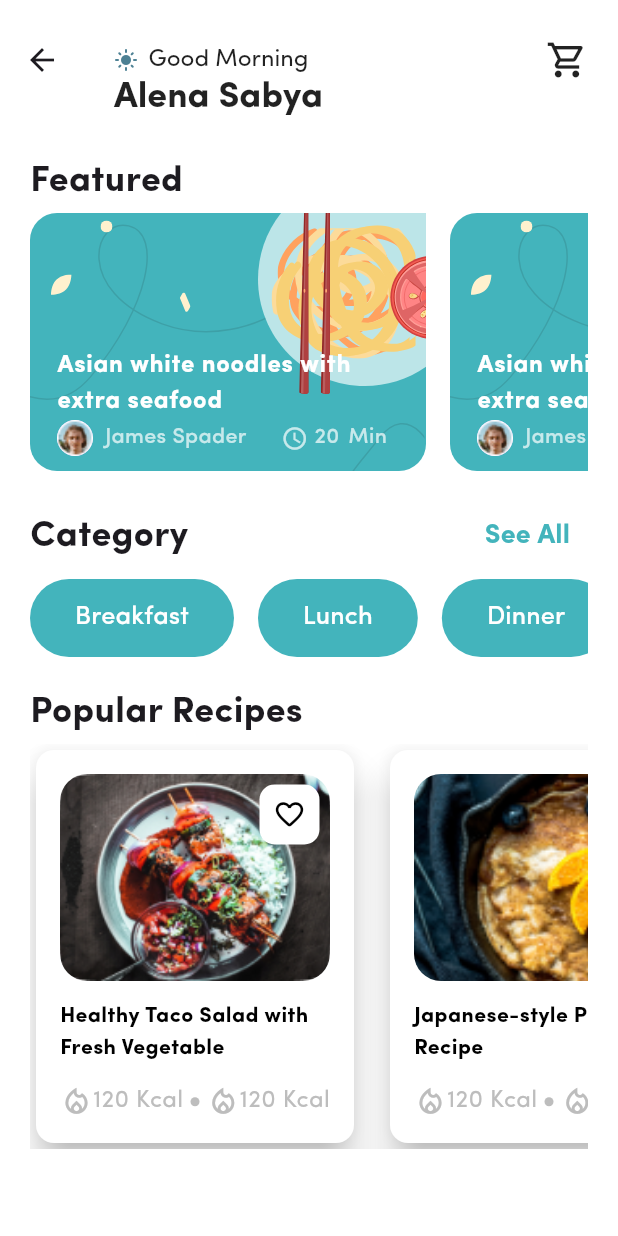
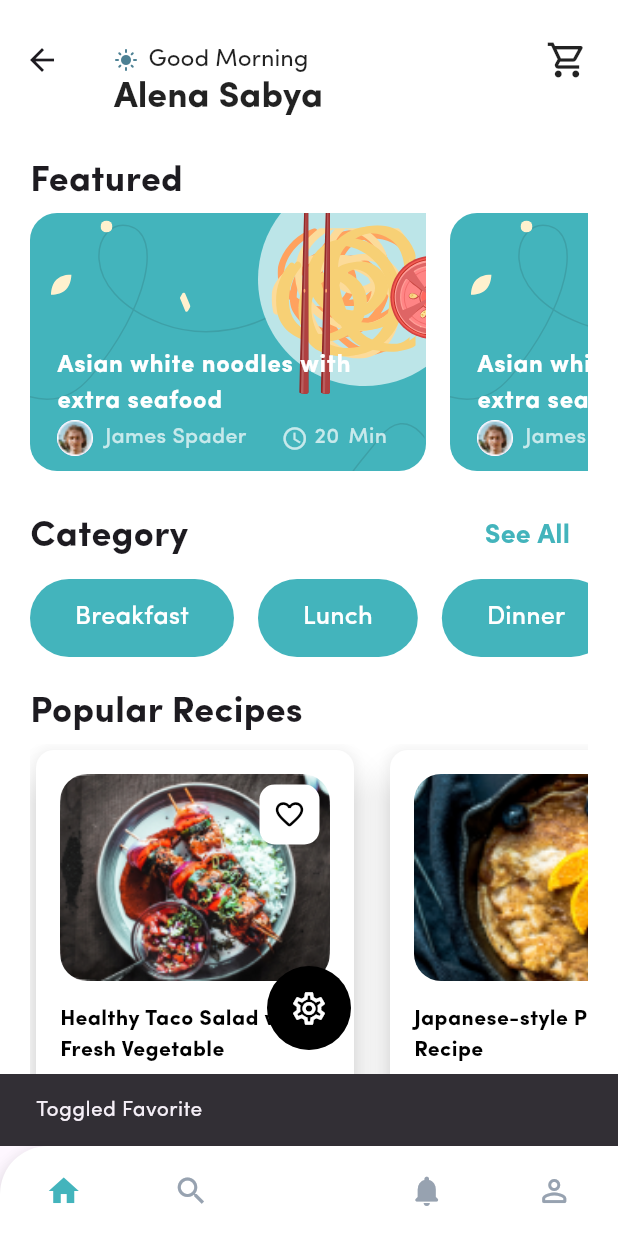
Before and after one commit to Odejide-Oluwafemi/Recipe-App, a Flutter app: the HomePage screen opened by its route, after a tap on the "favorite outline" icon, on a phone screen of 412 x 824 dp. Run offline on Flutter 3.47's test engine with Material 3 defaults, Android fonts, the phone set to English and light mode, and no system bars; drawn by our look-alikes of animated_bottom_navigation_bar; our stand-ins replace flutter_svg.

Commit message:
HomePage: bottom nav; implementing SearchPage

```diff
--- a/lib/app.dart
+++ b/lib/app.dart
@@ -13,7 +13,8 @@ class App extends StatelessWidget {
         fontFamily: "SofiaPro",
       ),
       routes: {
-        'home': (context) => const HomePage(),
+        'home': (context) => HomePage(),
+
       },
     );
   }
--- a/lib/constants/app_colors.dart
+++ b/lib/constants/app_colors.dart
@@ -5,4 +5,5 @@ class AppColors {
   static const Color brandSecondary = Color(0xFFFFFFFF);
   static const Color text = Color(0xFF0A2533);
   static const Color brandTertiary = Color(0xFF4D8194);
+  static const Color brandGray = Color(0xFF97A2B0);
 }
--- a/lib/screens/home_page.dart
+++ b/lib/screens/home_page.dart
@@ -1,13 +1,87 @@
+import 'package:animated_bottom_navigation_bar/animated_bottom_navigation_bar.dart';
 import 'package:flutter/material.dart';
 import 'package:recipe_app/constants/app_colors.dart';
+import 'package:recipe_app/screens/profile_page.dart';
+import 'package:recipe_app/screens/search_page.dart';
 import 'package:recipe_app/widgets/single_card.dart';
-
 import '../widgets/category_button.dart';
 import '../widgets/detail_card_large.dart';
 import '../widgets/section.dart';
+import 'notification_page.dart';
 
-class HomePage extends StatelessWidget {
+class HomePage extends StatefulWidget {
   const HomePage({super.key});
+
+  @override
+  State<HomePage> createState() => _HomePageState();
+}
+
+class _HomePageState extends State<HomePage> {
+  int activeIndex = 0;
+
+  void setActiveIndex(int value) {
+    setState(() {
+      activeIndex = value;
+    });
+  }
+
+  final List<IconData> iconList = [
+    Icons.home,
+    Icons.search_outlined,
+    Icons.notifications_rounded,
+    Icons.person_outline_rounded,
+  ];
+
+  late final List<Widget> pages = [
+    Home(),
+    SearchPage(onBack: () => setActiveIndex(activeIndex == 0 ? 0 : activeIndex - 1),),
+    NotificationPage(),
+    ProfilePage(),
+  ];
+
+  @override
+  Widget build(BuildContext context) {
+    return Scaffold(
+
+      body: pages[activeIndex],
+      floatingActionButtonLocation: FloatingActionButtonLocation.centerDocked,
+      floatingActionButton: ClipRRect(
+        borderRadius: BorderRadius.circular(50),
+        child: FloatingActionButton(
+          elevation: 20,
+          onPressed: () {},
+          backgroundColor: Colors.black,
+          foregroundColor: Colors.white,
+          child: Icon(Icons.settings_outlined, size: 26),
+        ),
+      ),
+      bottomNavigationBar: AnimatedBottomNavigationBar.builder(
+        itemCount: iconList.length,
+        tabBuilder: (int index, bool isActive) {
+          final color = isActive ? AppColors.brandPrimary : AppColors.brandGray;
+          return Column(
+            mainAxisSize: MainAxisSize.min,
+            mainAxisAlignment: MainAxisAlignment.center,
+            children: [Icon(iconList[index], size: 24, color: color)],
+          );
+        },
+        backgroundColor: Colors.white,
+        activeIndex: activeIndex,
+        splashColor: AppColors.brandPrimary,
+        splashSpeedInMilliseconds: 300,
+        notchSmoothness: NotchSmoothness.defaultEdge,
+        gapLocation: GapLocation.center,
+        leftCornerRadius: 32,
+        rightCornerRadius: 0,
+        height: 60,
+        onTap: (index) => setActiveIndex(index),
+      ),
+    );
+  }
+}
+
+class Home extends StatelessWidget {
+  const Home({super.key});
 
   @override
   Widget build(BuildContext context) {
@@ -17,6 +91,7 @@ class HomePage extends StatelessWidget {
         titleSpacing: 20,
         backgroundColor: Colors.white,
         title: Column(
+          mainAxisAlignment: MainAxisAlignment.start,
           crossAxisAlignment: CrossAxisAlignment.start,
           children: [
             SizedBox(height: 30),
@@ -48,6 +123,7 @@ class HomePage extends StatelessWidget {
         actions: [
           Icon(Icons.shopping_cart_outlined, color: Colors.black87, size: 28),
         ],
+
       ),
 
       body: Container(
@@ -63,20 +139,31 @@ class HomePage extends StatelessWidget {
               children: [
                 Section(
                   titleText: "Featured",
-                  children: [
-                    ...List.generate(5, (index) => SingleCard()),
-                  ],
+                  children: [...List.generate(5, (index) => SingleCard())],
                 ),
                 Section(
                   titleText: "Category",
-                  titleAction: TextButton(onPressed: () => {}, child: Text("See All", style: TextStyle(
-                    fontWeight: FontWeight.bold, color: AppColors.brandPrimary, fontSize: 18
-                  ),)),
+                  titleAction: TextButton(
+                    onPressed: () => {},
+                    child: Text(
+                      "See All",
+                      style: TextStyle(
+                        fontWeight: FontWeight.bold,
+                        color: AppColors.brandPrimary,
+                        fontSize: 18,
+                      ),
+                    ),
+                  ),
                   children: [
-                    ...List.generate(5, (index)
-                    {
-                      List<String> categories = ["Breakfast", "Lunch", "Dinner", "Snacks", "Dessert"];
-                      return CategoryButton(text: categories[index],);
+                    ...List.generate(5, (index) {
+                      List<String> categories = [
+                        "Breakfast",
+                        "Lunch",
+                        "Dinner",
+                        "Snacks",
+                        "Dessert",
+                      ];
+                      return CategoryButton(text: categories[index]);
                     }),
                   ],
                 ),
@@ -91,19 +178,21 @@ class HomePage extends StatelessWidget {
 
                       List<String> imagePaths = [
                         "assets/DetailCardImages/Image 1.png",
-                        "assets/DetailCardImages/Image 2.png"
+                        "assets/DetailCardImages/Image 2.png",
                       ];
-                      return DetailCardLarge(title: titles[index], imagePath: imagePaths[index],);
+                      return DetailCardLarge(
+                        title: titles[index],
+                        imagePath: imagePaths[index],
+                      );
                     }),
-            ]
+                  ],
                 ),
               ],
             ),
           ),
         ),
       ),
+    );
 
-      // bottomNavigationBar: BottomNavigationBar(items: items),
-    );
   }
 }
--- a/lib/screens/login_page.dart
+++ b/lib/screens/login_page.dart
@@ -21,7 +21,6 @@ class LoginPage extends StatelessWidget {
                 mainAxisAlignment: MainAxisAlignment.end,
                 children: [
                   TextButton(
-
                     onPressed: () => { Navigator.pushReplacementNamed(context, 'home') },
                     child: Text(
                       "Later",
--- a/lib/widgets/detail_card_large.dart
+++ b/lib/widgets/detail_card_large.dart
@@ -40,7 +40,9 @@ class DetailCardLarge extends StatelessWidget {
                       mainAxisAlignment: MainAxisAlignment.end,
                       children: [
                         IconButton(
-                          onPressed: () => {},
+                          onPressed: () => {
+                            ScaffoldMessenger.of(context).showSnackBar(SnackBar(content: Text("Toggled Favorite")))
+                          },
                           icon: Icon(Icons.favorite_outline_rounded),
                           color: Colors.black,
                           iconSize: 22,
@@ -85,14 +87,14 @@ class DetailCardLarge extends StatelessWidget {
                     children: [
                       Icon(
                         Icons.local_fire_department_outlined,
-                        size: 22,
+                        size: 18,
                         color: Colors.grey.shade400,
                       ),
                       Text(
                         "120 Kcal",
                         style: TextStyle(
                           color: Colors.grey.shade400,
-                          fontSize: 16,
+                          fontSize: 14,
                         ),
                       ),
                     ],
@@ -111,14 +113,14 @@ class DetailCardLarge extends StatelessWidget {
                     children: [
                       Icon(
                         Icons.local_fire_department_outlined,
-                        size: 22,
+                        size: 18,
                         color: Colors.grey.shade400,
                       ),
                       Text(
                         "120 Kcal",
                         style: TextStyle(
                           color: Colors.grey.shade400,
-                          fontSize: 16,
+                          fontSize: 14,
                         ),
                       ),
                     ],
--- a/lib/widgets/section.dart
+++ b/lib/widgets/section.dart
@@ -1,5 +1,4 @@
 import 'package:flutter/material.dart';
-import 'package:recipe_app/widgets/single_card.dart';
 
 class Section extends StatelessWidget {
   const Section({super.key, required this.titleText, required this.children, this.titleAction, this.spacing, this.vertical = false});
--- a/pubspec.yaml
+++ b/pubspec.yaml
@@ -36,6 +36,7 @@ dependencies:
   cupertino_icons: ^1.0.8
   flutter_svg: ^2.2.4
   google_fonts: ^8.0.2
+  animated_bottom_navigation_bar: ^1.4.0
 
 dev_dependencies:
   flutter_test:
```
Also changed, not shown: lib/screens/notification_page.dart (added, +10 -0 lines), lib/screens/profile_page.dart (added, +10 -0 lines), lib/screens/search_page.dart (added, +72 -0 lines), pubspec.lock.
